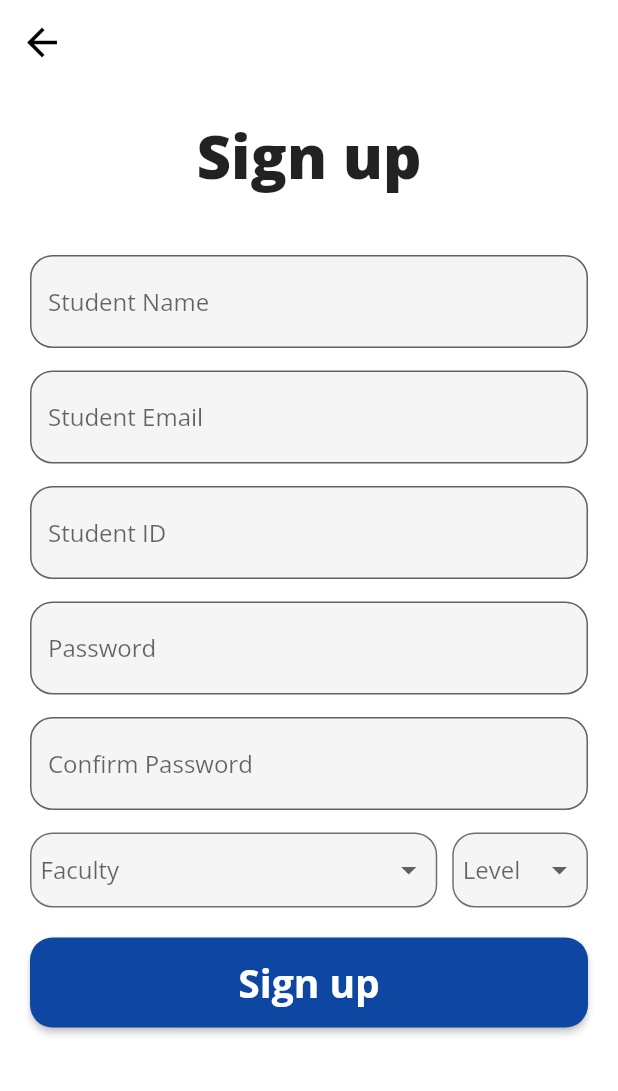
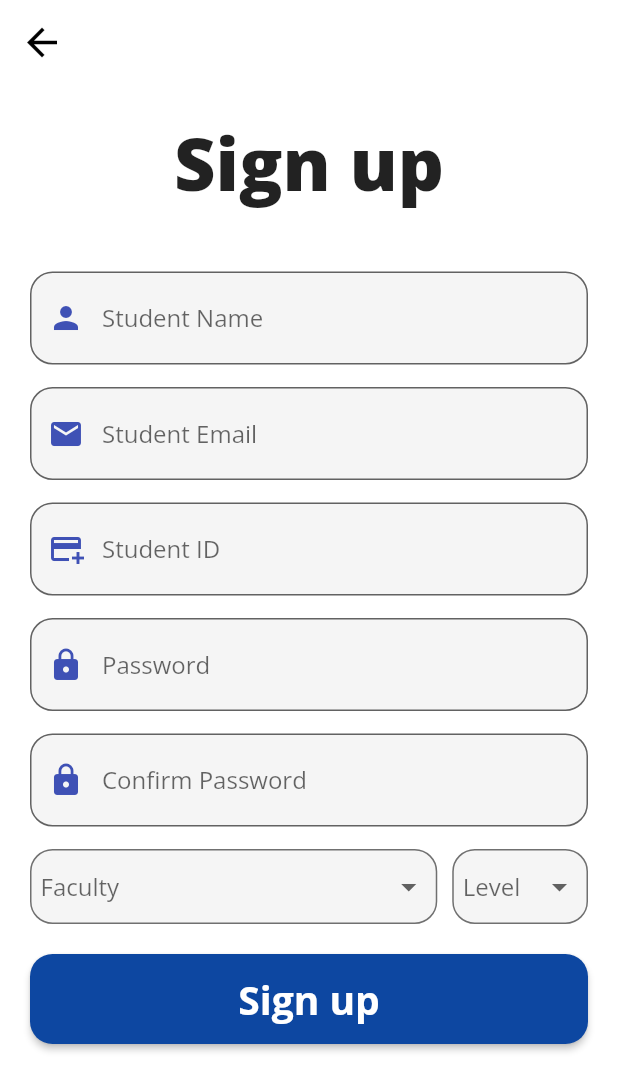
Before and after one commit to Mo7medSla7/attendance_tracker, a Flutter app: the screen it shows after launch, after a tap on the "arrow forward" icon, after a tap on "Skip", after a tap on "Sign Up", on a phone screen of 412 x 824 dp. Shown: the top 1091 px of the screen. Run offline on Flutter 3.47's test engine with Material 2 defaults, Android fonts, the light colour scheme and no system bars; our stand-ins replace carousel_slider, dio, dots_indicator, flutter_bloc, flutter_svg, percent_indicator and 2 more; network calls fail.

Commit message:
login edit

```diff
--- a/lib/modules/login_screen/login_screen.dart
+++ b/lib/modules/login_screen/login_screen.dart
@@ -46,13 +46,25 @@ class _LoginScreenState extends State<LoginScreen> {
                 Image.network(
                     height: 130,
                     'https://encrypted-tbn0.gstatic.com/images?q=tbn:ANd9GcSPHRvtFUvNT9Rrpz2HE4gu05hPPg8m7DweCg&usqp=CAU'),
-                const SizedBox(height: 30),
-                const HeaderTitle(title: 'LOGIN'),
+                const SizedBox(height: 20),
+                const Align(
+                  alignment: Alignment.topLeft,
+                  child: HeaderTitle(title: 'Welcome'),
+                ),
+                Align(
+                  alignment: Alignment.topLeft,
+                  child: Padding(
+                    padding: const EdgeInsets.only(left: 8.0),
+                    child: SubBody(
+                        text: 'Login to your account', color: Colors.grey[600]),
+                  ),
+                ),
                 const SizedBox(height: 40),
                 DefaultFormField(
                   hintText: 'Student Email',
                   controller: emailController,
                   errorMessage: 'Student Email',
+                  icon: Icons.email,
                 ),
                 const SizedBox(height: 15),
                 DefaultFormField(
@@ -60,6 +72,7 @@ class _LoginScreenState extends State<LoginScreen> {
                   controller: passwordController,
                   errorMessage: 'Password',
                   isPassword: true,
+                  icon: Icons.lock,
                 ),
                 const SizedBox(height: 20),
                 if (isLoading)
--- a/lib/modules/sign_up_screen/sign_up_screen.dart
+++ b/lib/modules/sign_up_screen/sign_up_screen.dart
@@ -63,18 +63,21 @@ class _SignUpScreenState extends State<SignUpScreen> {
                   hintText: 'Student Name',
                   controller: nameController,
                   errorMessage: 'Student Name',
+                  icon: Icons.person,
                 ),
                 const SizedBox(height: 15),
                 DefaultFormField(
                   hintText: 'Student Email',
                   controller: emailController,
                   errorMessage: 'Student Email',
+                  icon: Icons.email,
                 ),
                 const SizedBox(height: 15),
                 DefaultFormField(
                   hintText: 'Student ID',
                   controller: idController,
                   errorMessage: 'Student ID',
+                  icon: Icons.add_card,
                 ),
                 const SizedBox(height: 15),
                 DefaultFormField(
@@ -82,12 +85,14 @@ class _SignUpScreenState extends State<SignUpScreen> {
                   controller: passwordController,
                   errorMessage: 'Password',
                   isPassword: true,
+                  icon: Icons.lock,
                 ),
                 const SizedBox(height: 15),
                 DefaultFormField(
                   hintText: 'Confirm Password',
                   controller: confirmPasswordController,
                   isPassword: true,
+                  icon: Icons.lock,
                 ),
                 const SizedBox(height: 15),
                 buildDropDownMenus(),
--- a/lib/shared/component.dart
+++ b/lib/shared/component.dart
@@ -5,12 +5,14 @@ class DefaultFormField extends StatelessWidget {
   final TextEditingController controller;
   final String? errorMessage;
   bool isPassword;
+  IconData? icon;
 
   DefaultFormField({
     super.key,
     required this.hintText,
     required this.controller,
     this.errorMessage,
+    this.icon,
     this.isPassword = false,
   });
   @override
@@ -23,7 +25,10 @@ class DefaultFormField extends StatelessWidget {
           fillColor: Colors.grey[100],
           filled: true,
           hintText: hintText,
-      ),
+          prefixIcon: Icon(
+            icon,
+            color: Colors.indigo,
+          )),
       controller: controller,
       obscureText: isPassword,
       validator: (value) {
@@ -48,7 +53,7 @@ class HeaderTitle extends StatelessWidget {
     return Text(
       title,
       style: const TextStyle(
-        fontSize: 40,
+        fontSize: 48,
         fontWeight: FontWeight.w800,
       ),
     );
```
Lines whose indentation alone changed are shown as unchanged.
